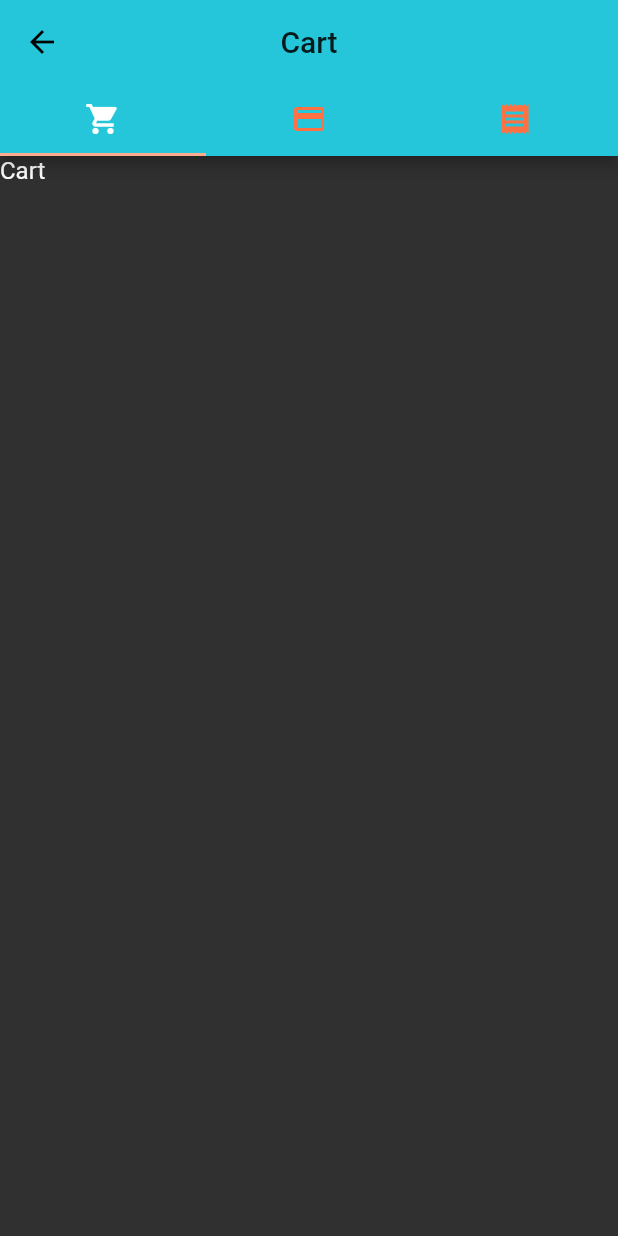
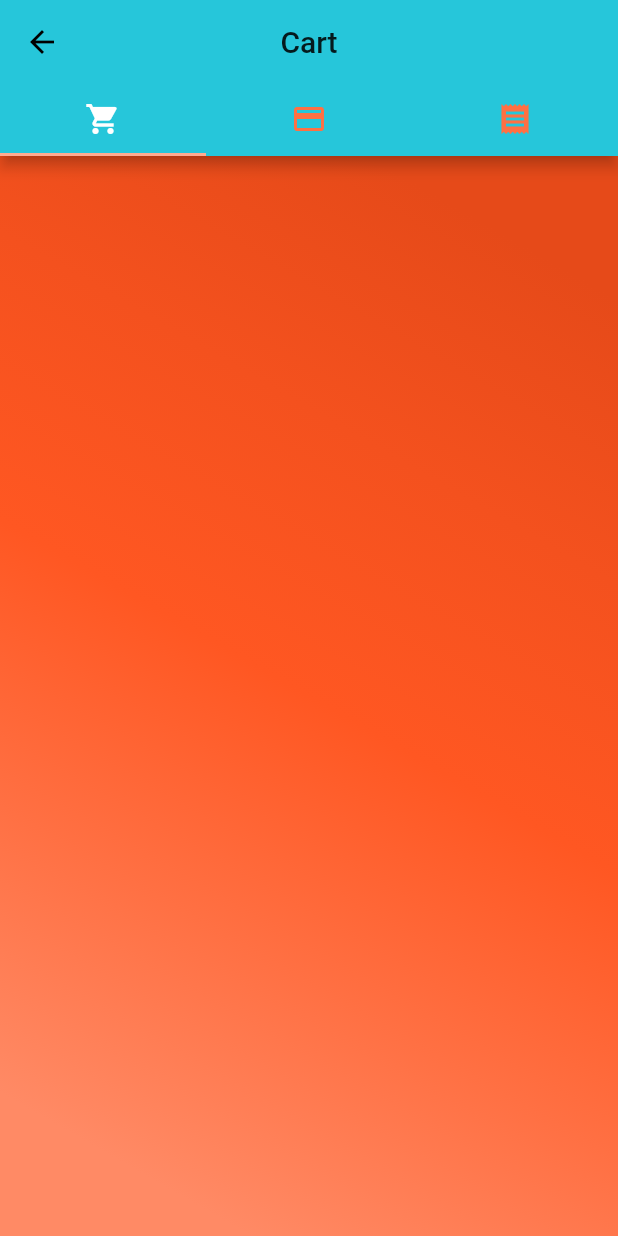
Before and after one commit to gramme01/ecommerce_packt, a Flutter app: the CartScreen screen opened by its route, on a phone screen of 412 x 824 dp. Run offline on Flutter 3.47's test engine with Material 2 defaults, Android fonts, the phone set to English and light mode, and no system bars; our stand-ins replace flutter_redux, redux, redux_thunk, shared_preferences; missing offline and left inert: redux_logging; accounts and stored records are empty.

Commit message:
implements cart toggle

```diff
--- a/lib/redux/actions.dart
+++ b/lib/redux/actions.dart
@@ -57,10 +57,11 @@ class GetProductsAction {
 /* Cart Product Actions */
 ThunkAction<AppState> toggleCartProductAction(Product cartProduct) {
   return (Store<AppState> store) {
-    final List<Product> updatedCartProducts = [...store.state.cartProducts];
-    final int index = updatedCartProducts
-        .indexWhere((product) => product.id == cartProduct.id);
+    final List<Product> cartProducts = store.state.cartProducts;
+    final int index =
+        cartProducts.indexWhere((product) => product.id == cartProduct.id);
     bool isInCart = index > -1;
+    List<Product> updatedCartProducts = List.from(cartProducts);
 
     if (isInCart) {
       updatedCartProducts.removeAt(index);
--- a/lib/screens/cart_screen.dart
+++ b/lib/screens/cart_screen.dart
@@ -1,4 +1,9 @@
 import 'package:flutter/material.dart';
+import 'package:flutter_redux/flutter_redux.dart';
+
+import '../models/app_state.dart';
+import '../widgets/product_item.dart';
+import './products_screen.dart';
 
 class CartScreen extends StatefulWidget {
   static const routeName = '/cart';
@@ -8,7 +13,43 @@ class CartScreen extends StatefulWidget {
 
 class _CartScreenState extends State<CartScreen> {
   Widget _cartTab() {
-    return Text('Cart');
+    Orientation orientation = MediaQuery.of(context).orientation;
+    return StoreConnector<AppState, AppState>(
+      converter: (store) => store.state,
+      builder: (context, state) {
+        return Container(
+          decoration: gradientBackground,
+          child: Column(
+            children: <Widget>[
+              Expanded(
+                child: SafeArea(
+                  top: false,
+                  bottom: false,
+                  child: state.cartProducts != null
+                      ? GridView.builder(
+                          itemCount: state.cartProducts.length,
+                          gridDelegate:
+                              SliverGridDelegateWithFixedCrossAxisCount(
+                            crossAxisCount:
+                                orientation == Orientation.portrait ? 2 : 3,
+                            mainAxisSpacing: 4.0,
+                            crossAxisSpacing: 4.0,
+                            childAspectRatio:
+                                orientation == Orientation.portrait ? 1.0 : 1.3,
+                          ),
+                          itemBuilder: (BuildContext context, int i) =>
+                              ProductItem(item: state.cartProducts[i]),
+                        )
+                      : Center(
+                          child: Text("Cart is Empty"),
+                        ),
+                ),
+              ),
+            ],
+          ),
+        );
+      },
+    );
   }
 
   Widget _cardTab() {
```
